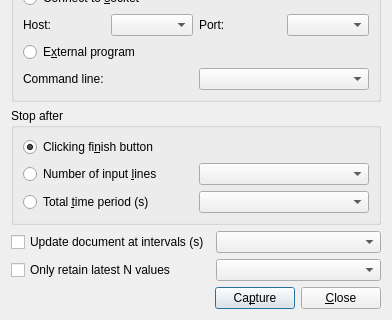
Old version of the form dialogs/capture.ui in the repository veusz/veusz; both pictures show x 0 to 392 and y 187 to 507 of the 392 by 507 pixel window.
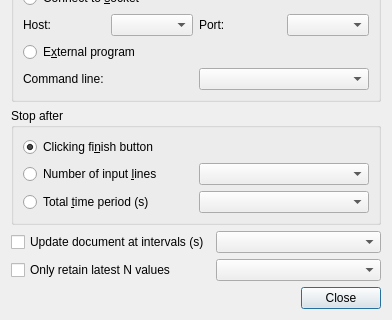
New version of the form. Custom widgets are drawn as their Qt base class.

Commit message: Use buttonbox in capture dialog box

```diff
--- a/dialogs/capture.ui
+++ b/dialogs/capture.ui
@@ -254,35 +254,11 @@
     </layout>
    </item>
    <item>
-    <layout class="QHBoxLayout" name="horizontalLayout_4">
-     <item>
-      <spacer name="horizontalSpacer">
-       <property name="orientation">
-        <enum>Qt::Horizontal</enum>
-       </property>
-       <property name="sizeHint" stdset="0">
-        <size>
-         <width>40</width>
-         <height>20</height>
-        </size>
-       </property>
-      </spacer>
-     </item>
-     <item>
-      <widget class="QPushButton" name="captureButton">
-       <property name="text">
-        <string>Ca&amp;pture</string>
-       </property>
-      </widget>
-     </item>
-     <item>
-      <widget class="QPushButton" name="closeButton">
-       <property name="text">
-        <string>&amp;Close</string>
-       </property>
-      </widget>
-     </item>
-    </layout>
+    <widget class="QDialogButtonBox" name="buttonBox">
+     <property name="standardButtons">
+      <set>QDialogButtonBox::Close</set>
+     </property>
+    </widget>
    </item>
   </layout>
  </widget>
```
Left out of the diff: 8 changed lines with no effect on the pictures. The commit also changes 1 other file.
